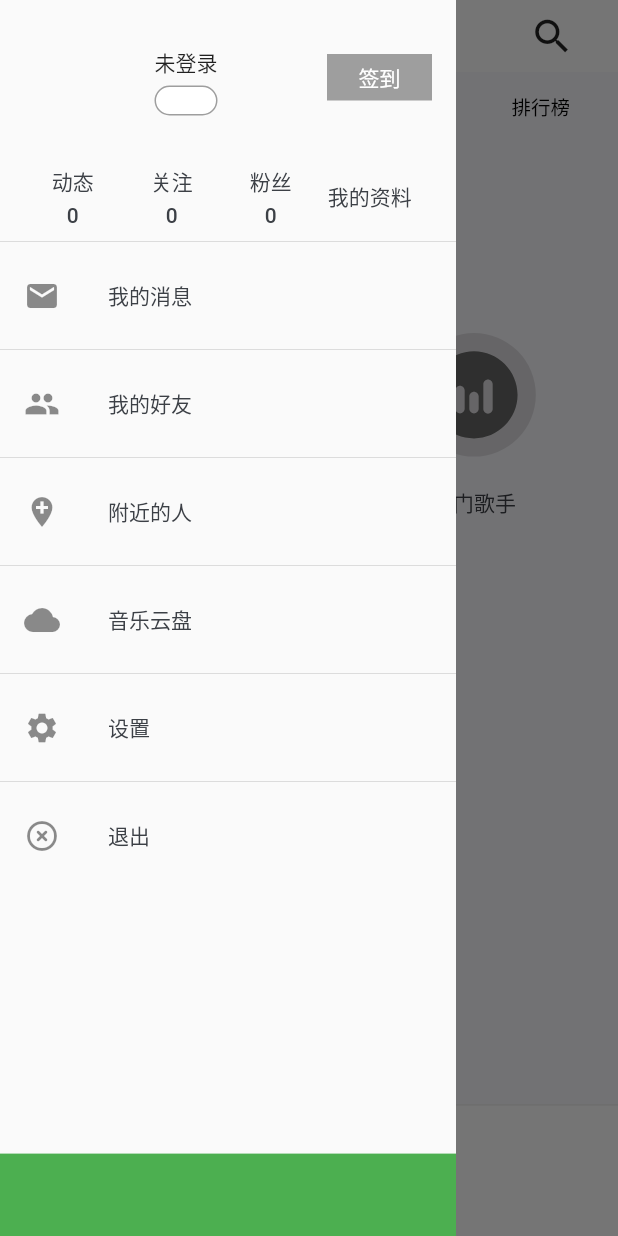
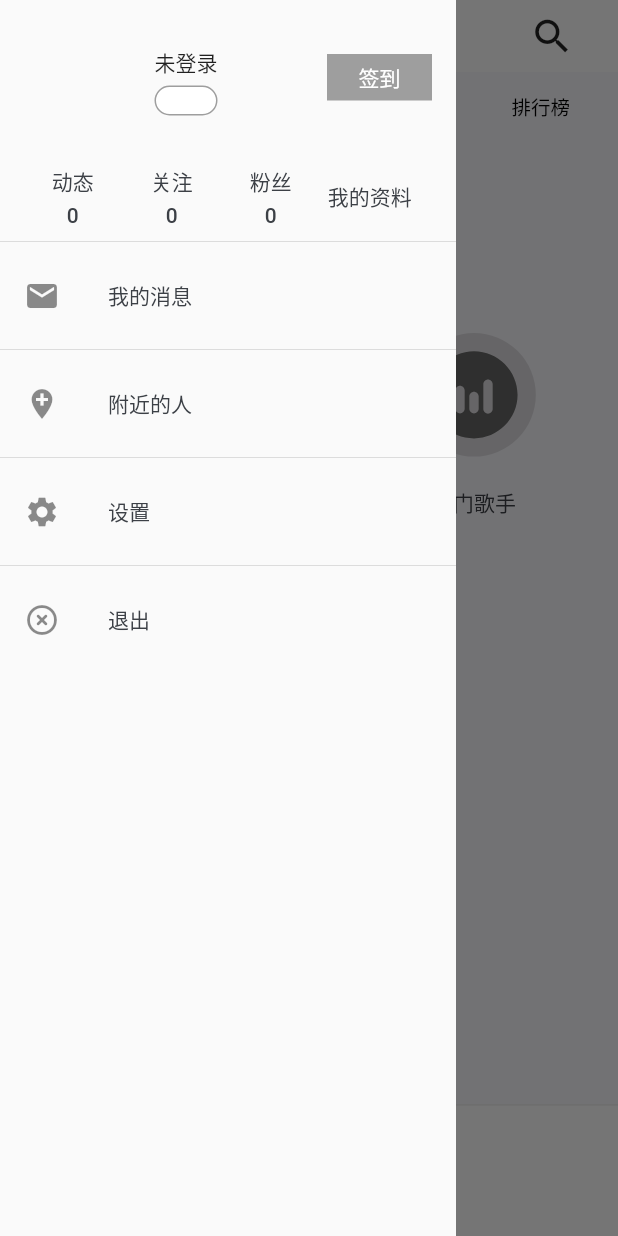
Before and after one commit to SlotSun/neatease_app, a Flutter app: the screen it shows after launch, with the side drawer open, on a phone screen of 412 x 824 dp. Run offline on Flutter 3.47's test engine with Material 2 defaults, Android fonts, the phone set to English and light mode, and no system bars; drawn by our look-alikes of cached_network_image; our stand-ins replace audioplayers, chewie, cookie_jar, dio, extended_image, fluro and 10 more; missing offline and left inert: common_utils, encrypt, pointycastle; accounts and stored records are empty; network calls fail; statements that could not run were skipped.

Commit message:
封装大法好

```diff
--- a/lib/screen/home/home_screen.dart
+++ b/lib/screen/home/home_screen.dart
@@ -377,20 +377,8 @@ class _HomeScreenState extends State<HomeScreen>
                     ),
                     Divider(),
                     ListTile(
-                      title: Text('我的好友'),
-                      leading: Icon(Icons.people),
-                      onTap: () {},
-                    ),
-                    Divider(),
-                    ListTile(
                       title: Text('附近的人'),
                       leading: Icon(Icons.add_location),
-                      onTap: () {},
-                    ),
-                    Divider(),
-                    ListTile(
-                      title: Text('音乐云盘'),
-                      leading: Icon(Icons.cloud),
                       onTap: () {},
                     ),
                     Divider(),
@@ -410,16 +398,6 @@ class _HomeScreenState extends State<HomeScreen>
                     ),
                   ],
                 ),
-                Align(
-                  alignment: Alignment.bottomLeft,
-                  child: Container(
-                    height: ScreenUtil().setWidth(50),
-                    color: Colors.green,
-                    child: Row(
-                      children: <Widget>[],
-                    ),
-                  ),
-                ),
               ],
             ),
           );
--- a/lib/screen/sheet/sheet_detail.dart
+++ b/lib/screen/sheet/sheet_detail.dart
@@ -249,7 +249,7 @@ class _SheetDetailState extends State<SheetDetail> {
                             ),
                           ),
                         ),
-                        expandedHeight: ScreenUtil().setHeight(400),
+                        expandedHeight: ScreenUtil().setHeight(420),
                         backgroundImg: sheet.coverImgUrl,
                         title: '歌单',
                         count: sheet == null ? null : sheet.trackCount,
--- a/lib/screen/top/top.dart
+++ b/lib/screen/top/top.dart
@@ -78,6 +78,7 @@ class _TopState extends State<Top> with AutomaticKeepAliveClientMixin {
                       valueColor: AlwaysStoppedAnimation(
                           Color.fromRGBO(0, 153, 37, .6))),
                   child: SingleChildScrollView(
+                    physics: NeverScrollableScrollPhysics(),
                     child: Column(
                       children: <Widget>[
                         ListTile(
```
